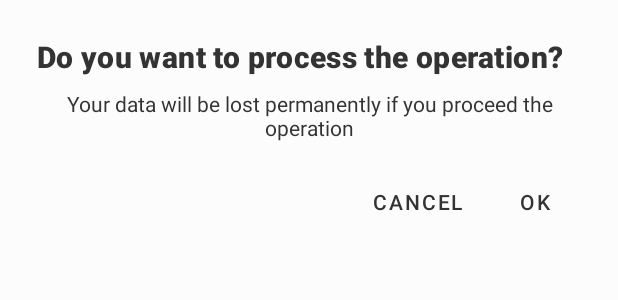
After one commit to ekamekas/koin, an Android app: the layout dialog_action_prompt.xml on its own in the app's theme, with its tools: preview values and no code run, on a phone screen of 412 x 824 dp. The commit adds this screen. Shown: the top 300 px of the screen. Run offline under Robolectric (Android 15) with nearby library versions, the phone set to English and light mode, and no system bars.

Commit message:
[UPDATE] Transaction record delete

```diff
--- a/app/src/main/res/layout/activity_dashboard.xml
+++ b/app/src/main/res/layout/activity_dashboard.xml
@@ -167,7 +167,6 @@
                    android:id="@+id/vTransactionRecordContent"
                    android:layout_width="match_parent"
                    android:layout_height="wrap_content"
-                   android:layout_marginTop="16dp"
                    app:layout_constraintTop_toBottomOf="@id/pbProgress"
                    android:visibility="@{viewModel.onGetTransactionRecordEvent.getContentIfNotHandled() instanceof State.Progress ? View.GONE : viewModel.transactionRecord.isEmpty() ? View.GONE : View.VISIBLE}"
                    tools:listitem="@layout/item_transaction_record"
--- /dev/null
+++ b/common/src/main/res/layout/dialog_action_prompt.xml
@@ -0,0 +1,56 @@
+<?xml version="1.0" encoding="utf-8"?>
+<LinearLayout
+    xmlns:android="http://schemas.android.com/apk/res/android"
+    xmlns:tools="http://schemas.android.com/tools"
+    android:layout_width="wrap_content"
+    android:layout_height="wrap_content"
+    android:padding="@dimen/padding_screen"
+    android:orientation="vertical">
+
+    <TextView
+        android:id="@+id/tvTitle"
+        android:layout_width="wrap_content"
+        android:layout_height="wrap_content"
+        android:gravity="center_horizontal"
+        android:textColor="@color/colorOnPrimary"
+        android:textStyle="bold"
+        style="@style/TextAppearance.MaterialComponents.Headline6"
+        tools:text="Do you want to process the operation?"/>
+
+    <TextView
+        android:id="@+id/tvSubtitle"
+        android:layout_width="wrap_content"
+        android:layout_height="wrap_content"
+        android:layout_marginTop="8dp"
+        android:gravity="center_horizontal"
+        android:textColor="@color/colorOnPrimary"
+        android:visibility="gone"
+        tools:text="Your data will be lost permanently if you proceed the operation"
+        tools:visibility="visible"/>
+
+    <LinearLayout
+        android:layout_width="wrap_content"
+        android:layout_height="wrap_content"
+        android:layout_marginTop="16dp"
+        android:layout_gravity="end"
+        android:orientation="horizontal">
+
+        <com.google.android.material.button.MaterialButton
+            android:id="@+id/btnNegative"
+            android:layout_width="wrap_content"
+            android:layout_height="wrap_content"
+            android:textColor="@color/colorOnPrimary"
+            android:text="@android:string/cancel"
+            style="@style/Widget.MaterialComponents.Button.TextButton.Dialog"/>
+
+        <com.google.android.material.button.MaterialButton
+            android:id="@+id/btnPositive"
+            android:layout_width="wrap_content"
+            android:layout_height="wrap_content"
+            android:textColor="@color/colorOnPrimary"
+            android:text="@android:string/ok"
+            style="@style/Widget.MaterialComponents.Button.TextButton.Dialog"/>
+
+    </LinearLayout>
+
+</LinearLayout>
--- a/common/src/main/res/values/strings.xml
+++ b/common/src/main/res/values/strings.xml
@@ -10,6 +10,7 @@
     <string name="hint_get_operation_success_format">Success to get %s</string>
     <string name="hint_update_operation_failed_format">Failed to update %s</string>
     <string name="hint_update_operation_success_format">Success to update %s</string>
+    <string name="hint_delete_operation_prompt">Are you sure to delete this record?</string>
     <string name="label_date">Date</string>
     <string name="label_time">Time</string>
 </resources>
--- a/transaction/src/main/java/com/github/ekamekas/koin/transaction/domain/use_case/ITransactionUseCase.kt
+++ b/transaction/src/main/java/com/github/ekamekas/koin/transaction/domain/use_case/ITransactionUseCase.kt
@@ -8,6 +8,9 @@ abstract class ITransactionUseCase {
      * Contract defined for transaction record use case
      */
     abstract class TransactionRecord {
+        abstract class DeleteTransactionRecordUseCase: BaseUseCase<Nothing?, DeleteTransactionRecordUseCase.Param>() {
+            data class Param(val id: String)
+        }
         abstract class GetTransactionRecordUseCase: BaseUseCase<List<com.github.ekamekas.koin.transaction.domain.entity.TransactionRecord>, Nothing?>()
         abstract class PutSingleTransactionRecordUseCase: BaseUseCase<Nothing?, PutSingleTransactionRecordUseCase.Param>() {
             data class Param(val transactionRecord: com.github.ekamekas.koin.transaction.domain.entity.TransactionRecord)
--- a/transaction/src/main/java/com/github/ekamekas/koin/transaction/domain/use_case/UseCaseModule.kt
+++ b/transaction/src/main/java/com/github/ekamekas/koin/transaction/domain/use_case/UseCaseModule.kt
@@ -1,5 +1,6 @@
 package com.github.ekamekas.koin.transaction.domain.use_case
 
+import com.github.ekamekas.koin.transaction.domain.use_case.transaction_record.DeleteTransactionRecordUseCase
 import com.github.ekamekas.koin.transaction.domain.use_case.transaction_record.GetTransactionRecordUseCase
 import com.github.ekamekas.koin.transaction.domain.use_case.transaction_record.PutSingleTransactionRecordUseCase
 import dagger.Binds
@@ -12,6 +13,9 @@ abstract class UseCaseModule {
     // transaction record
     @Binds
     @Singleton
+    abstract fun bindDeleteTransactionRecordUseCase(useCase: DeleteTransactionRecordUseCase): ITransactionUseCase.TransactionRecord.DeleteTransactionRecordUseCase
+    @Binds
+    @Singleton
     abstract fun bindGetTransactionRecordUseCase(useCase: GetTransactionRecordUseCase): ITransactionUseCase.TransactionRecord.GetTransactionRecordUseCase
     @Binds
     @Singleton
--- a/transaction/src/main/res/layout/fragment_transaction_record_form.xml
+++ b/transaction/src/main/res/layout/fragment_transaction_record_form.xml
@@ -41,14 +41,12 @@
                     android:id="@+id/btnOptionIncome"
                     android:layout_width="wrap_content"
                     android:layout_height="wrap_content"
-                    android:icon="@drawable/ic_income_on_primary"
                     android:text="@string/label_income"/>
 
                 <com.google.android.material.tabs.TabItem
                     android:id="@+id/btnOptionExpense"
                     android:layout_width="wrap_content"
                     android:layout_height="wrap_content"
-                    android:icon="@drawable/ic_expense_on_primary"
                     android:text="@string/label_expense"/>
 
             </com.google.android.material.tabs.TabLayout>
--- a/transaction/src/main/res/layout/item_transaction_record.xml
+++ b/transaction/src/main/res/layout/item_transaction_record.xml
@@ -24,6 +24,8 @@
         android:clickable="true"
         android:focusable="true"
         android:foreground="?attr/selectableItemBackground"
+        app:contentPaddingTop="@dimen/padding_card_view_content"
+        app:contentPaddingBottom="@dimen/padding_card_view_content"
         app:cardElevation="0dp"
         android:onClick="@{onClick}">
 
@@ -47,7 +49,7 @@
                 android:id="@+id/tvDate"
                 android:layout_width="0dp"
                 android:layout_height="wrap_content"
-                android:layout_marginStart="8dp"
+                android:layout_marginStart="12dp"
                 android:layout_marginEnd="8dp"
                 app:layout_constraintTop_toTopOf="parent"
                 app:layout_constraintStart_toEndOf="@id/ivTransactionType"
@@ -60,7 +62,7 @@
                 android:id="@+id/tvDescription"
                 android:layout_width="0dp"
                 android:layout_height="wrap_content"
-                android:layout_marginStart="8dp"
+                android:layout_marginStart="12dp"
                 android:layout_marginEnd="8dp"
                 app:layout_constraintTop_toBottomOf="@id/tvDate"
                 app:layout_constraintStart_toEndOf="@id/ivTransactionType"
--- a/transaction/src/main/res/menu/menu_transaction_record.xml
+++ b/transaction/src/main/res/menu/menu_transaction_record.xml
@@ -1,6 +1,11 @@
 <?xml version="1.0" encoding="utf-8"?>
 <menu xmlns:android="http://schemas.android.com/apk/res/android"
     xmlns:app="http://schemas.android.com/apk/res-auto">
+
+    <item
+        android:id="@+id/action_delete"
+        android:title="@string/label_delete_transaction"
+        app:showAsAction="ifRoom"/>
 
     <item
         android:id="@+id/action_add"
--- a/transaction/src/main/res/values/strings.xml
+++ b/transaction/src/main/res/values/strings.xml
@@ -2,6 +2,7 @@
 <resources>
     <string name="transaction_record">transaction_record</string>
     <string name="label_add_transaction">Add</string>
+    <string name="label_delete_transaction">Delete</string>
     <string name="label_widget_keyboard_key_1">1</string>
     <string name="label_widget_keyboard_key_2">2</string>
     <string name="label_widget_keyboard_key_3">3</string>
```
Also changed, not shown: app/src/main/java/com/github/ekamekas/koin/presentation/dashboard/DashboardActivity.kt (+5 -3 lines), common/src/main/java/com/github/ekamekas/baha/common/ext/ContextExt.kt (+36 -0 lines), common/src/main/java/com/github/ekamekas/baha/common/view/dialog/ActionPromptDialog.kt (added, +59 -0 lines), transaction/src/main/java/com/github/ekamekas/koin/transaction/domain/use_case/transaction_record/DeleteTransactionRecordUseCase.kt (added, +24 -0 lines), transaction/src/main/java/com/github/ekamekas/koin/transaction/presentation/transaction_record/TransactionRecordActivity.kt (+45 -2 lines), transaction/src/main/java/com/github/ekamekas/koin/transaction/presentation/transaction_record/TransactionRecordViewModel.kt (+30 -1 lines), 1 other file.
